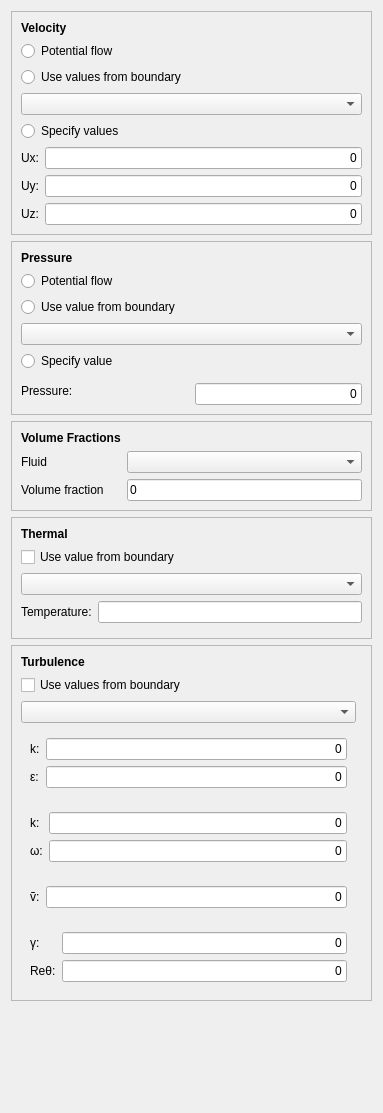
Old version of the form core/gui/TaskPanelCfdInitialiseInternalField.ui in the repository jaheyns/CfdOF.
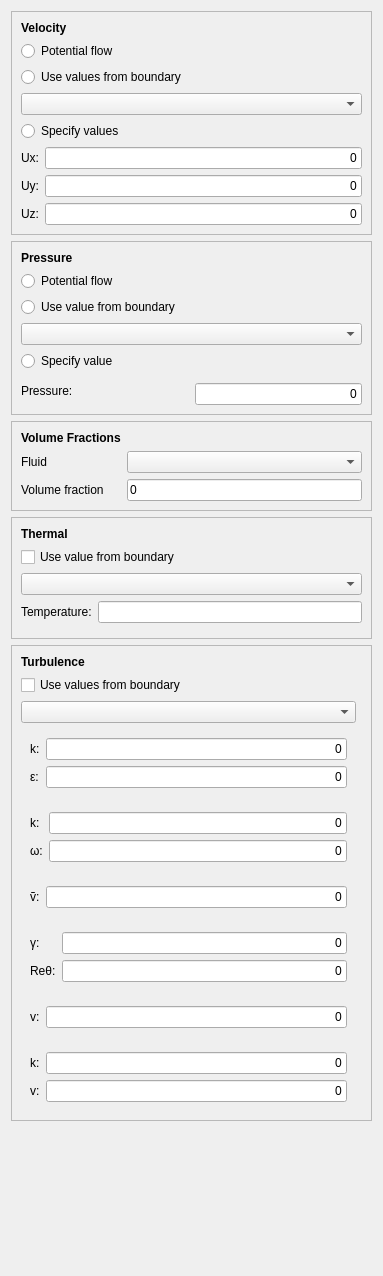
New version of the form. Custom widgets are drawn as their Qt base class.

Commit message: Restore LES gui buttons

The edit to the form file:
```diff
--- a/core/gui/TaskPanelCfdInitialiseInternalField.ui
+++ b/core/gui/TaskPanelCfdInitialiseInternalField.ui
@@ -7,7 +7,7 @@
     <x>0</x>
     <y>0</y>
     <width>383</width>
-    <height>1113</height>
+				<height>1276</height>
    </rect>
   </property>
   <property name="windowTitle">
@@ -342,6 +342,135 @@
         </layout>
        </widget>
       </item>
+						<item row="7" column="0">
+							<widget class="QFrame" name="lesModelsFrame">
+								<property name="frameShape">
+									<enum>QFrame::NoFrame</enum>
+								</property>
+								<property name="frameShadow">
+									<enum>QFrame::Raised</enum>
+								</property>
+								<layout class="QGridLayout" name="gridLayout">
+									<item row="0" column="0">
+										<widget class="QLabel" name="label">
+											<property name="text">
+												<string>v:</string>
+											</property>
+										</widget>
+									</item>
+									<item row="0" column="1">
+										<widget class="Gui::InputField" name="inputTurbulentViscosity">
+											<property name="sizePolicy">
+												<sizepolicy hsizetype="MinimumExpanding" vsizetype="Fixed">
+													<horstretch>1</horstretch>
+													<verstretch>0</verstretch>
+												</sizepolicy>
+											</property>
+											<property name="text">
+												<string>0</string>
+											</property>
+											<property name="alignment">
+												<set>Qt::AlignRight|Qt::AlignTrailing|Qt::AlignVCenter</set>
+											</property>
+											<property name="singleStep" stdset="0">
+												<double>0.001000000000000</double>
+											</property>
+											<property name="minimum" stdset="0">
+												<double>0.000000000000000</double>
+											</property>
+											<property name="unit" stdset="0">
+											<string notr="true">m^2/s^1</string>
+												</property>
+											<property name="format" stdset="0">
+												<number>0</number>
+											</property>
+										</widget>
+									</item>
+								</layout>
+							</widget>
+						</item>
+						<item row="8" column="0">
+							<widget class="QFrame" name="leskEqnFrame">
+								<property name="frameShape">
+									<enum>QFrame::NoFrame</enum>
+								</property>
+								<property name="frameShadow">
+									<enum>QFrame::Raised</enum>
+								</property>
+								<layout class="QGridLayout" name="gridLayout">
+									<item row="0" column="0">
+										<widget class="QLabel" name="label">
+											<property name="text">
+												<string>k:</string>
+											</property>
+										</widget>
+									</item>
+									<item row="0" column="1">
+										<widget class="Gui::InputField" name="inputkEqnKineticEnergy">
+											<property name="sizePolicy">
+												<sizepolicy hsizetype="MinimumExpanding" vsizetype="Fixed">
+													<horstretch>1</horstretch>
+													<verstretch>0</verstretch>
+												</sizepolicy>
+											</property>
+											<property name="text">
+												<string>0</string>
+											</property>
+											<property name="alignment">
+												<set>Qt::AlignRight|Qt::AlignTrailing|Qt::AlignVCenter</set>
+											</property>
+											<property name="singleStep" stdset="0">
+												<double>0.001000000000000</double>
+											</property>
+											<property name="minimum" stdset="0">
+												<double>0.000000000000000</double>
+											</property>
+											<property name="unit" stdset="0">
+												<string notr="true">m^2/s^2</string>
+											</property>
+											<property name="format" stdset="0">
+												<number>0</number>
+											</property>
+										</widget>
+									</item>
+									<item row="1" column="0">
+										<widget class="QLabel" name="label">
+											<property name="text">
+												<string>v:</string>
+											</property>
+										</widget>
+									</item>
+									<item row="1" column="1">
+										<widget class="Gui::InputField" name="inputkEqnTurbulentViscosity">
+											<property name="sizePolicy">
+												<sizepolicy hsizetype="MinimumExpanding" vsizetype="Fixed">
+													<horstretch>1</horstretch>
+													<verstretch>0</verstretch>
+												</sizepolicy>
+											</property>
+											<property name="text">
+												<string>0</string>
+											</property>
+											<property name="alignment">
+												<set>Qt::AlignRight|Qt::AlignTrailing|Qt::AlignVCenter</set>
+											</property>
+											<property name="singleStep" stdset="0">
+												<double>0.001000000000000</double>
+											</property>
+											<property name="minimum" stdset="0">
+												<double>0.000000000000000</double>
+											</property>
+											<property name="unit" stdset="0">
+												<string notr="true">m^2/s^1</string>
+											</property>
+											<property name="format" stdset="0">
+												<number>0</number>
+											</property>
+										</widget>
+									</item>
+								</layout>
+							</widget>
+						</item>
      </layout>
     </widget>
    </item>
```
Left out of the diff: 5 changed lines with no effect on the pictures. Lines whose indentation alone changed are shown as unchanged. The commit also changes 1 other file.
